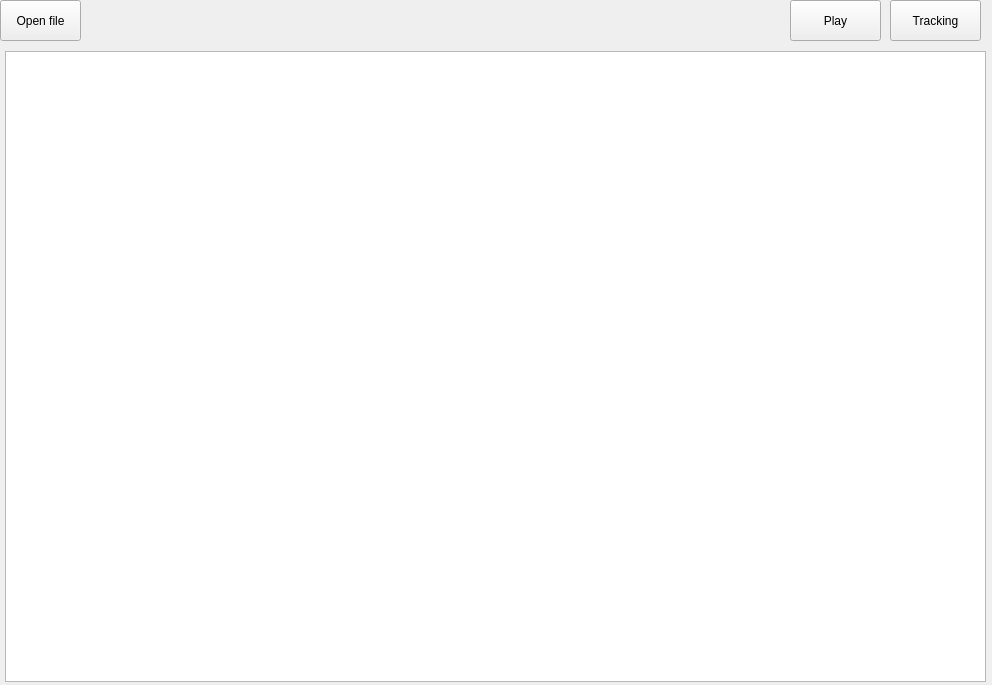
tonton96/Object-tracking, file Test 1/mainwindow.ui: the form before one commit.
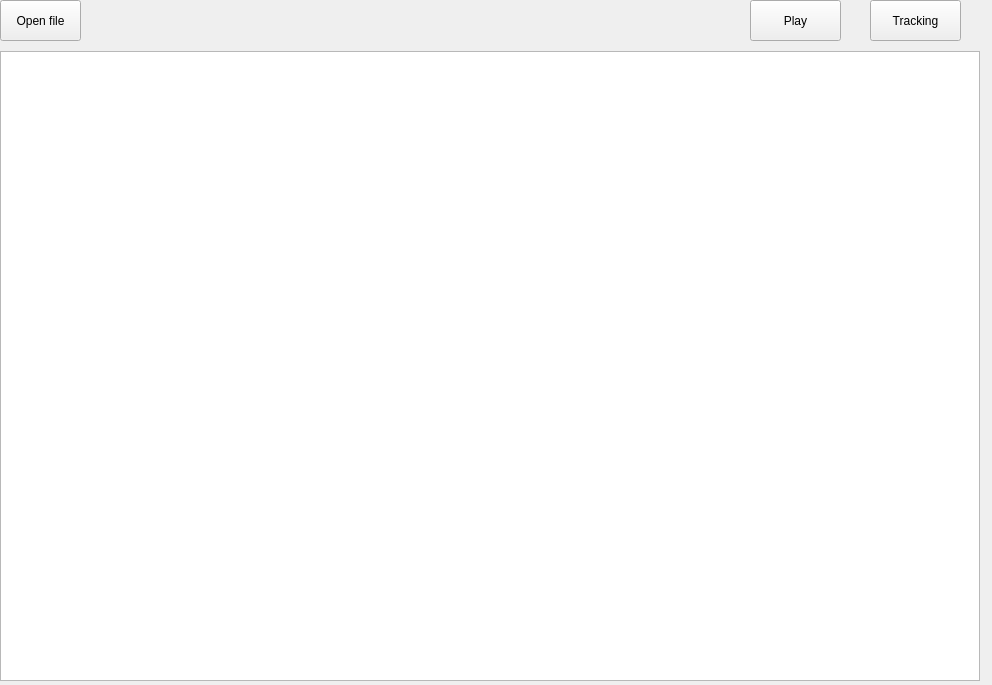
The form after the commit.

```diff
--- a/Test 1/mainwindow.ui
+++ b/Test 1/mainwindow.ui
@@ -46,7 +46,7 @@
     </property>
     <property name="geometry">
      <rect>
-      <x>790</x>
+      <x>750</x>
       <y>0</y>
       <width>91</width>
       <height>41</height>
@@ -75,7 +75,7 @@
     </property>
     <property name="geometry">
      <rect>
-      <x>890</x>
+      <x>870</x>
       <y>0</y>
       <width>91</width>
       <height>41</height>
@@ -88,10 +88,10 @@
    <widget class="QGraphicsView" name="graphicsView">
     <property name="geometry">
      <rect>
-      <x>5</x>
+      <x>0</x>
       <y>51</y>
-      <width>981</width>
-      <height>631</height>
+      <width>980</width>
+      <height>630</height>
      </rect>
     </property>
    </widget>
```
